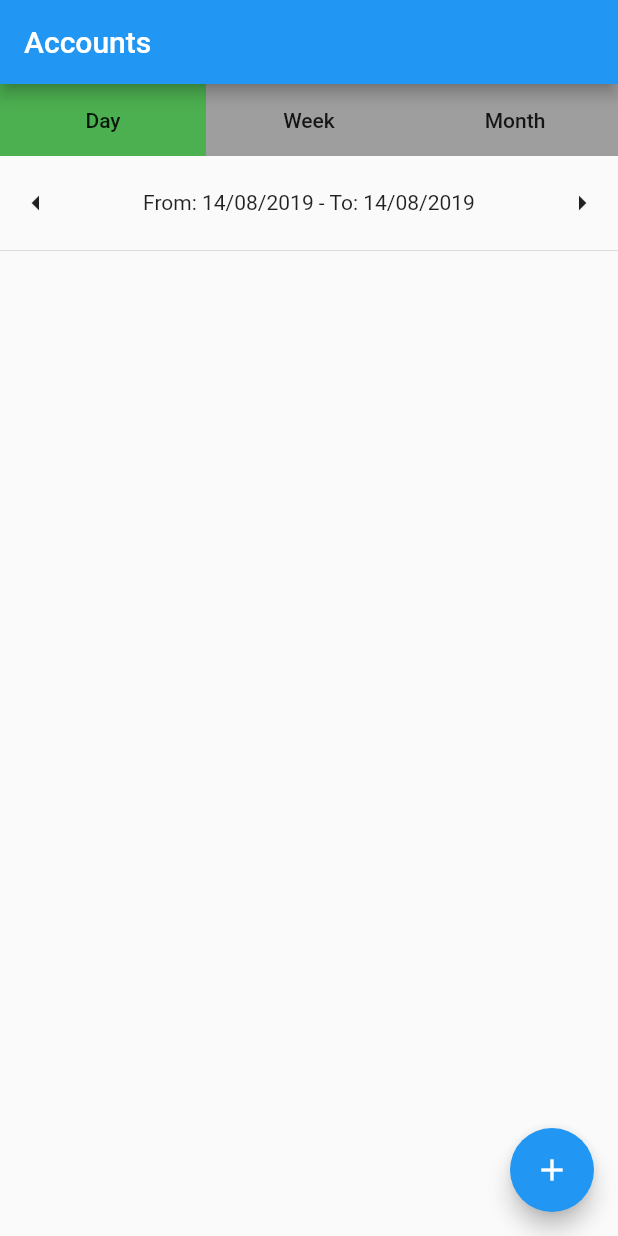
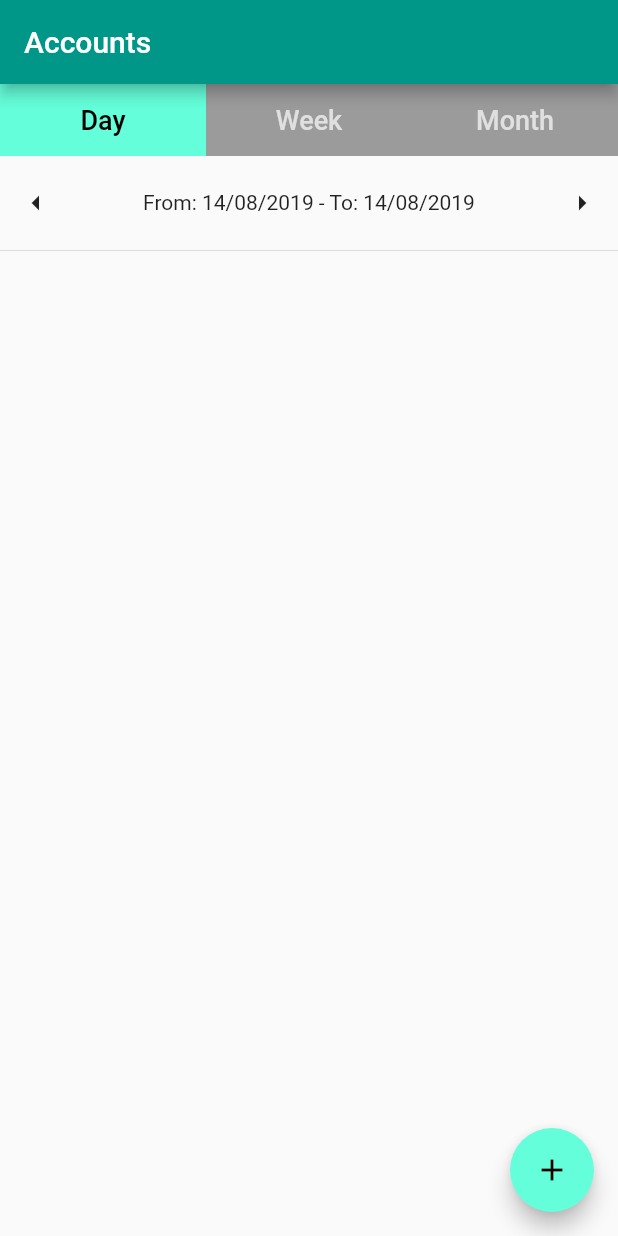
Before and after one commit to felixssimoes/myxpenses-flutter, a Flutter app: the screen it shows after launch, on a phone screen of 412 x 824 dp. Run offline on Flutter 3.47's test engine with Material 2 defaults, Android fonts, the phone set to English and light mode, and no system bars.

Commit message:
add theming

```diff
--- a/lib/main.dart
+++ b/lib/main.dart
@@ -20,7 +20,8 @@ class MyApp extends StatelessWidget {
       child: MaterialApp(
         title: 'myXpenses',
         theme: ThemeData(
-          primarySwatch: Colors.blue,
+          primarySwatch: Colors.teal,
+          accentColor: Colors.tealAccent,
         ),
         routes: {
           '/': (_) => AccountsListScreen(),
--- a/lib/widgets/date_interval_selector.dart
+++ b/lib/widgets/date_interval_selector.dart
@@ -17,16 +17,19 @@ class DateIntervalSelector extends StatelessWidget {
             Row(
               children: <Widget>[
                 _buildButton(
+                  context,
                   dateInterval.type == IntevalType.Day,
                   'Day',
                   () => dateInterval.setType(IntevalType.Day),
                 ),
                 _buildButton(
+                  context,
                   dateInterval.type == IntevalType.Week,
                   'Week',
                   () => dateInterval.setType(IntevalType.Week),
                 ),
                 _buildButton(
+                  context,
                   dateInterval.type == IntevalType.Month,
                   'Month',
                   () => dateInterval.setType(IntevalType.Month),
@@ -59,12 +62,24 @@ class DateIntervalSelector extends StatelessWidget {
     );
   }
 
-  Widget _buildButton(bool active, String title, Function onPressed) {
+  Widget _buildButton(
+    BuildContext context,
+    bool active,
+    String title,
+    Function onPressed,
+  ) {
+    final theme = Theme.of(context);
     return Expanded(
       child: Container(
-        color: active ? Colors.green : Colors.grey,
+        color: active ? theme.accentColor : theme.disabledColor,
         child: FlatButton(
-          child: Text(title),
+          child: Text(
+            title,
+            style: TextStyle(
+              fontSize: 18,
+              color: active ? Colors.black : theme.buttonColor,
+            ),
+          ),
           onPressed: onPressed,
         ),
       ),
```
